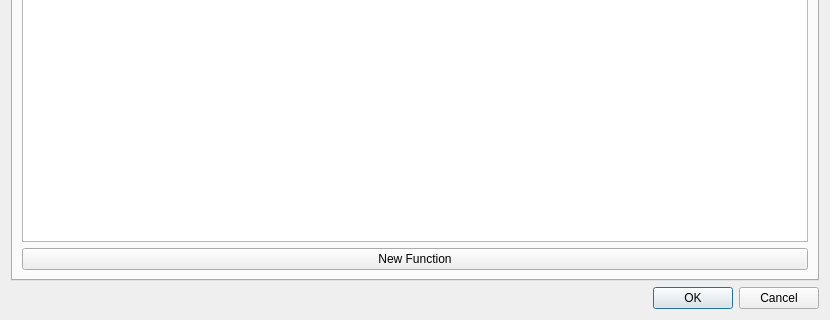
First picture: the form in plotcontroldialog.ui, repository arntanguy/STS-simulator, before the edit; both pictures show x 0 to 830 and y 198 to 518 of the 830 by 518 pixel window.
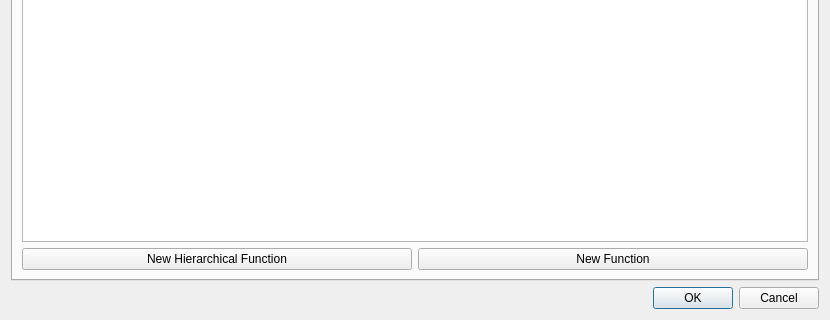
Second picture: the form after the edit. Custom widgets are drawn as their Qt base class.

What changed in the file:
```diff
--- a/plotcontroldialog.ui
+++ b/plotcontroldialog.ui
@@ -473,7 +473,21 @@
        <string>Functions</string>
       </attribute>
       <layout class="QGridLayout" name="gridLayout_9">
-       <item row="1" column="0">
+       <item row="2" column="1">
+        <widget class="QPushButton" name="functionNew">
+         <property name="text">
+          <string>New Function</string>
+         </property>
+        </widget>
+       </item>
+       <item row="2" column="0">
+        <widget class="QPushButton" name="functionHierarchicalNew">
+         <property name="text">
+          <string>New Hierarchical Function</string>
+         </property>
+        </widget>
+       </item>
+       <item row="1" column="0" colspan="2">
         <widget class="QTreeView" name="functionView"/>
        </item>
        <item row="0" column="0">
@@ -483,13 +497,6 @@
          </property>
         </widget>
        </item>
-       <item row="2" column="0">
-        <widget class="QPushButton" name="functionNew">
-         <property name="text">
-          <string>New Function</string>
-         </property>
-        </widget>
-       </item>
       </layout>
      </widget>
     </widget>
```
Left out of the diff: 2 changed lines with no effect on the pictures.
